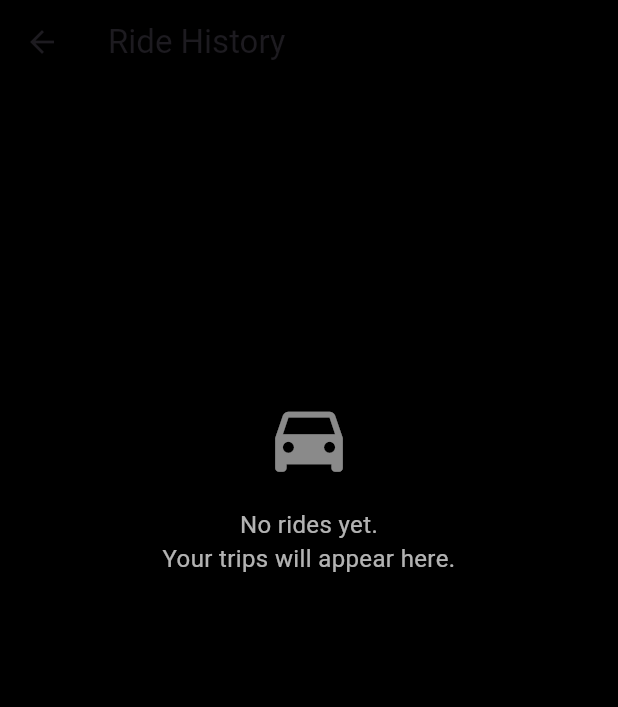
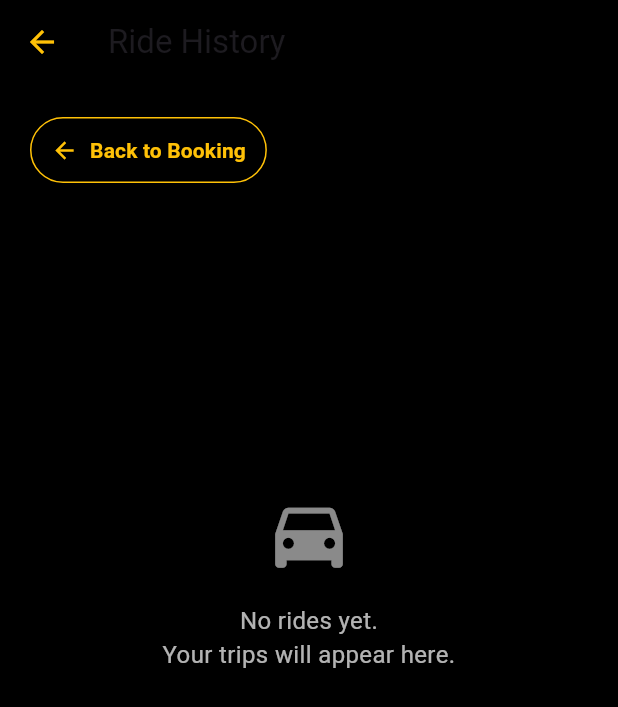
Before and after one commit to christea-oss/speedy_trips, a Flutter app: the MyRides screen opened directly, on a phone screen of 412 x 824 dp. Shown: the top 707 px of the screen. Run offline on Flutter 3.47's test engine with Material 3 defaults, Android fonts, the phone set to English and light mode, and no system bars; our stand-ins replace cloud_firestore, firebase_auth, firebase_core; accounts and stored records are empty.

Commit message:
Add rider history back button navigation

```diff
--- a/lib/screens/rider/my_rides.dart
+++ b/lib/screens/rider/my_rides.dart
@@ -14,6 +14,10 @@ class MyRides extends StatefulWidget {
 
 class _MyRidesState extends State<MyRides> {
   final Set<String> _ratingRideIds = <String>{};
+
+  void returnToBooking() {
+    Navigator.of(context).pop();
+  }
 
   void handleRebook(Ride ride) {
     ScaffoldMessenger.of(context).showSnackBar(
@@ -232,13 +236,38 @@ class _MyRidesState extends State<MyRides> {
       backgroundColor: Colors.black,
       appBar: AppBar(
         backgroundColor: Colors.black,
+        leading: IconButton(
+          tooltip: 'Back to booking',
+          onPressed: returnToBooking,
+          icon: const Icon(Icons.arrow_back, color: Colors.amber),
+        ),
         title: const Text('Ride History'),
       ),
       body: SafeArea(
         child: SingleChildScrollView(
           physics: const AlwaysScrollableScrollPhysics(),
           padding: const EdgeInsets.all(20),
-          child: StreamBuilder<List<Ride>>(
+          child: Column(
+            crossAxisAlignment: CrossAxisAlignment.start,
+            children: [
+              OutlinedButton.icon(
+                style: OutlinedButton.styleFrom(
+                  foregroundColor: Colors.amber,
+                  side: const BorderSide(color: Colors.amber),
+                  padding: const EdgeInsets.symmetric(
+                    horizontal: 14,
+                    vertical: 12,
+                  ),
+                ),
+                onPressed: returnToBooking,
+                icon: const Icon(Icons.arrow_back),
+                label: const Text(
+                  'Back to Booking',
+                  style: TextStyle(fontWeight: FontWeight.bold),
+                ),
+              ),
+              const SizedBox(height: 16),
+              StreamBuilder<List<Ride>>(
                 stream: RideRepository.instance.watchRiderRides(),
                 builder: (context, snapshot) {
                   if (snapshot.connectionState == ConnectionState.waiting &&
@@ -299,11 +328,14 @@ class _MyRidesState extends State<MyRides> {
                         shrinkWrap: true,
                         physics: const NeverScrollableScrollPhysics(),
                         itemCount: rides.length,
-                    itemBuilder: (context, index) => buildRideCard(rides[index]),
+                        itemBuilder: (context, index) =>
+                            buildRideCard(rides[index]),
                       ),
                     ],
                   );
                 },
+              ),
+            ],
           ),
         ),
       ),
```
Lines whose indentation alone changed are shown as unchanged.
